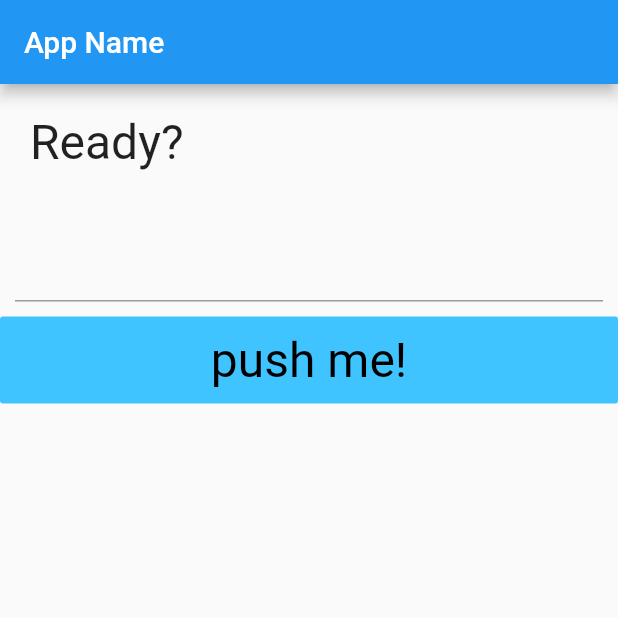
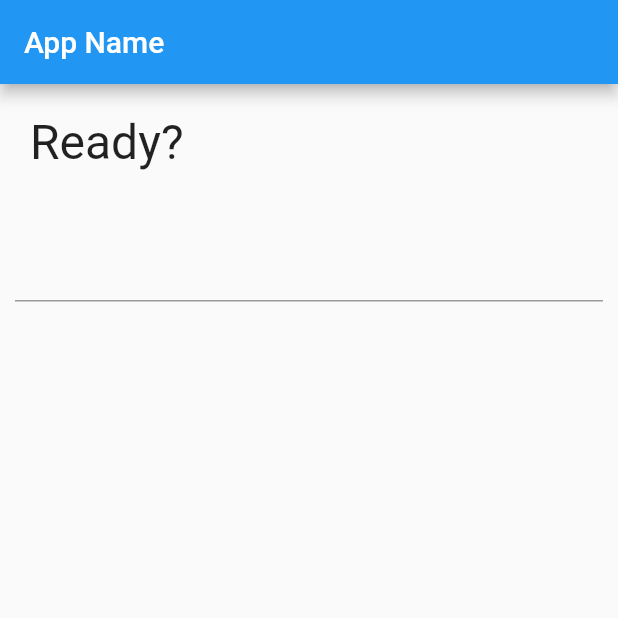
Before and after one commit to TomokiIchi/chapter4, a Flutter app: the screen it shows after launch, on a phone screen of 412 x 824 dp, the top half of it. Run offline on Flutter 3.47's test engine with Material 2 defaults, Android fonts, the phone set to English and light mode, and no system bars.

Commit message:
OnChange Method

```diff
--- a/lib/main.dart
+++ b/lib/main.dart
@@ -28,7 +28,6 @@ class MyHomePage extends StatefulWidget {
 
 class _MyHomePageState extends State<MyHomePage> {
   var _message;
-  static var _janken = <String>['グー', 'チョキ', 'パー'];
   final controller = TextEditingController();
 
   @override
@@ -62,6 +61,7 @@ class _MyHomePageState extends State<MyHomePage> {
               Padding(
                 padding: EdgeInsets.all(10.0),
                 child: TextField(
+                  onChanged: textChanged,
                   controller: controller,
                   style: TextStyle(
                       fontFamily: "Robot",
@@ -70,28 +70,14 @@ class _MyHomePageState extends State<MyHomePage> {
                       fontWeight: FontWeight.w400),
                 ),
               ),
-              FlatButton(
-                onPressed: buttonPressed,
-                padding: EdgeInsets.all(10.0),
-                color: Colors.lightBlueAccent,
-                child: Text(
-                  "push me!",
-                  style: TextStyle(
-                    fontSize: 32.0,
-                    fontWeight: FontWeight.w400,
-                    fontFamily: "Roboto",
-                    color: const Color(0xFF000000),
-                  ),
-                ),
-              ),
             ],
           ),
         ));
   }
 
-  void buttonPressed() {
+  void textChanged(String val) {
     setState(() {
-      _message = 'You said: ' + controller.text;
+      _message = val;
     });
   }
 }
```
